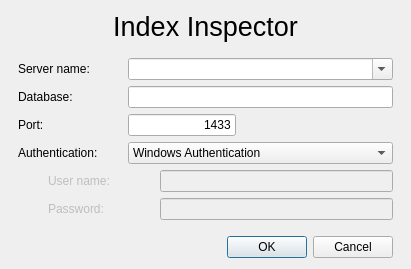
First picture: the form in ui/ConnectToServer.ui, repository daniel70/index-inspector, before the edit.
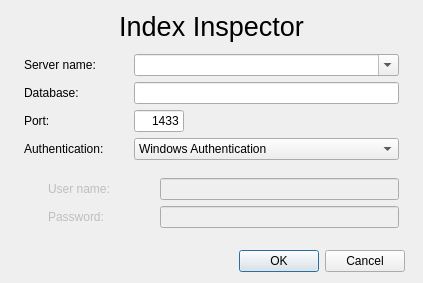
Second picture: the form after the edit.

What changed in the file:
```diff
--- a/ui/ConnectToServer.ui
+++ b/ui/ConnectToServer.ui
@@ -71,8 +71,17 @@
      <property name="horizontalSpacing">
       <number>30</number>
      </property>
+     <property name="leftMargin">
+      <number>6</number>
+     </property>
      <property name="topMargin">
-      <number>10</number>
+      <number>6</number>
+     </property>
+     <property name="rightMargin">
+      <number>6</number>
+     </property>
+     <property name="bottomMargin">
+      <number>6</number>
      </property>
      <item row="0" column="0">
       <widget class="QLabel" name="lblServerName">
@@ -136,12 +145,21 @@
      </item>
      <item row="2" column="1">
       <widget class="QLineEdit" name="txtPort">
+       <property name="enabled">
+        <bool>true</bool>
+       </property>
        <property name="sizePolicy">
         <sizepolicy hsizetype="Fixed" vsizetype="Fixed">
          <horstretch>0</horstretch>
          <verstretch>0</verstretch>
         </sizepolicy>
        </property>
+       <property name="maximumSize">
+        <size>
+         <width>50</width>
+         <height>16777215</height>
+        </size>
+       </property>
        <property name="text">
         <string>1433</string>
        </property>
@@ -158,7 +176,17 @@
       </widget>
      </item>
      <item row="1" column="1">
-      <widget class="QLineEdit" name="txtDatabase"/>
+      <widget class="QLineEdit" name="txtDatabase">
+       <property name="sizePolicy">
+        <sizepolicy hsizetype="Preferred" vsizetype="Fixed">
+         <horstretch>0</horstretch>
+         <verstretch>0</verstretch>
+        </sizepolicy>
+       </property>
+       <property name="maxLength">
+        <number>50</number>
+       </property>
+      </widget>
      </item>
     </layout>
    </item>
@@ -176,6 +204,15 @@
      <property name="leftMargin">
       <number>30</number>
      </property>
+     <property name="topMargin">
+      <number>6</number>
+     </property>
+     <property name="rightMargin">
+      <number>6</number>
+     </property>
+     <property name="bottomMargin">
+      <number>6</number>
+     </property>
      <item row="0" column="0">
       <widget class="QLabel" name="lblUserName">
        <property name="enabled">
```
Left out of the diff: 21 changed lines with no effect on the pictures.
